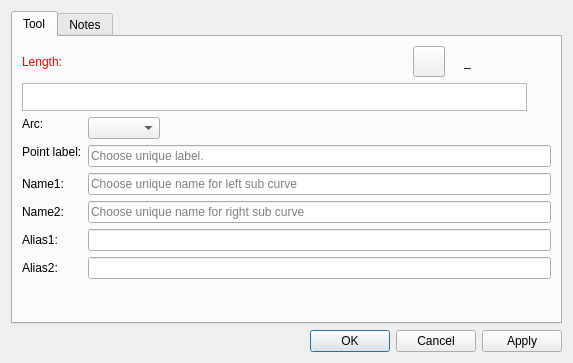
The window that src/libs/vtools/dialogs/tools/dialogcutarc.ui (equinox-patterns/Ostara) describes before a commit, drawn with Qt 5.
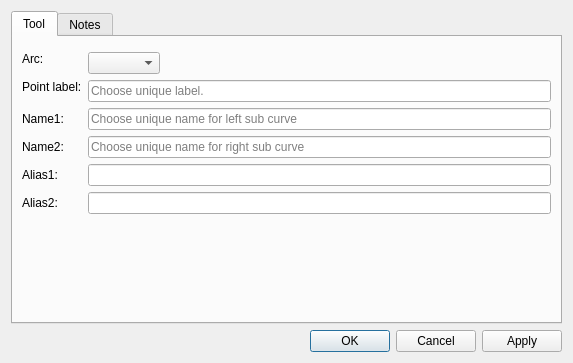
The same window after the commit. Icons and pictures are not drawn. Custom widgets are drawn as their Qt base class.

Commit message: Étape 0b — FormulaInputWidget : factorisation des champs formule dans 20 dialogues

Patch:
```diff
--- a/src/libs/vtools/dialogs/tools/dialogcutarc.ui
+++ b/src/libs/vtools/dialogs/tools/dialogcutarc.ui
@@ -29,186 +29,7 @@
       </attribute>
       <layout class="QVBoxLayout" name="verticalLayout">
        <item>
-        <layout class="QHBoxLayout" name="horizontalLayout">
-         <item alignment="Qt::AlignmentFlag::AlignLeft">
-          <widget class="QLabel" name="labelEditFormula">
-           <property name="sizePolicy">
-            <sizepolicy hsizetype="Fixed" vsizetype="Preferred">
-             <horstretch>0</horstretch>
-             <verstretch>0</verstretch>
-            </sizepolicy>
-           </property>
-           <property name="palette">
-            <palette>
-             <active>
-              <colorrole role="WindowText">
-               <brush brushstyle="SolidPattern">
-                <color alpha="255">
-                 <red>255</red>
-                 <green>0</green>
-                 <blue>0</blue>
-                </color>
-               </brush>
-              </colorrole>
-             </active>
-             <inactive>
-              <colorrole role="WindowText">
-               <brush brushstyle="SolidPattern">
-                <color alpha="255">
-                 <red>255</red>
-                 <green>0</green>
-                 <blue>0</blue>
-                </color>
-               </brush>
-              </colorrole>
-             </inactive>
-             <disabled>
-              <colorrole role="WindowText">
-               <brush brushstyle="SolidPattern">
-                <color alpha="255">
-                 <red>159</red>
-                 <green>158</green>
-                 <blue>158</blue>
-                </color>
-               </brush>
-              </colorrole>
-             </disabled>
-            </palette>
-           </property>
-           <property name="text">
-            <string>Length:</string>
-           </property>
-          </widget>
-         </item>
-         <item>
-          <spacer name="horizontalSpacer">
-           <property name="orientation">
-            <enum>Qt::Orientation::Horizontal</enum>
-           </property>
-           <property name="sizeHint" stdset="0">
-            <size>
-             <width>40</width>
-             <height>20</height>
-            </size>
-           </property>
-          </spacer>
-         </item>
-         <item alignment="Qt::AlignmentFlag::AlignRight">
-          <widget class="QToolButton" name="toolButtonExprLength">
-           <property name="toolTip">
-            <string>Formula wizard</string>
-           </property>
-           <property name="text">
-            <string notr="true"/>
-           </property>
-           <property name="icon">
-            <iconset resource="../../../vmisc/share/resources/icon.qrc">
-             <normaloff>:/icon/light/24x24/fx.png</normaloff>:/icon/light/24x24/fx.png</iconset>
-           </property>
-           <property name="iconSize">
-            <size>
-             <width>24</width>
-             <height>24</height>
-            </size>
-           </property>
-          </widget>
-         </item>
-         <item alignment="Qt::AlignmentFlag::AlignRight">
-          <widget class="QLabel" name="label_4">
-           <property name="text">
-            <string/>
-           </property>
-           <property name="pixmap">
-            <pixmap resource="../../../vmisc/share/resources/icon.qrc">:/icon/light/24x24/equal.png</pixmap>
-           </property>
-          </widget>
-         </item>
-         <item alignment="Qt::AlignmentFlag::AlignRight">
-          <widget class="QLabel" name="labelResultCalculation">
-           <property name="sizePolicy">
-            <sizepolicy hsizetype="Fixed" vsizetype="Preferred">
-             <horstretch>0</horstretch>
-             <verstretch>0</verstretch>
-            </sizepolicy>
-           </property>
-           <property name="minimumSize">
-            <size>
-             <width>87</width>
-             <height>0</height>
-            </size>
-           </property>
-           <property name="toolTip">
-            <string>Value</string>
-           </property>
-           <property name="whatsThis">
-            <string notr="true"/>
-           </property>
-           <property name="text">
-            <string notr="true">_</string>
-           </property>
-          </widget>
-         </item>
-        </layout>
-       </item>
-       <item>
-        <layout class="QHBoxLayout" name="horizontalLayout_formula">
-         <item>
-          <widget class="VPlainTextEdit" name="plainTextEditFormula">
-           <property name="sizePolicy">
-            <sizepolicy hsizetype="Expanding" vsizetype="Preferred">
-             <horstretch>0</horstretch>
-             <verstretch>0</verstretch>
-            </sizepolicy>
-           </property>
-           <property name="maximumSize">
-            <size>
-             <width>16777215</width>
-             <height>28</height>
-            </size>
-           </property>
-           <property name="toolTip">
-            <string>Calculation</string>
-           </property>
-           <property name="tabChangesFocus">
-            <bool>true</bool>
-           </property>
-          </widget>
-         </item>
-         <item>
-          <widget class="QPushButton" name="pushButtonGrowLength">
-           <property name="maximumSize">
-            <size>
-             <width>18</width>
-             <height>18</height>
-            </size>
-           </property>
-           <property name="sizeIncrement">
-            <size>
-             <width>0</width>
-             <height>0</height>
-            </size>
-           </property>
-           <property name="toolTip">
-            <string>&lt;html&gt;&lt;head/&gt;&lt;body&gt;&lt;p&gt;Show full calculation in message box&lt;/p&gt;&lt;/body&gt;&lt;/html&gt;</string>
-           </property>
-           <property name="text">
-            <string notr="true"/>
-           </property>
-           <property name="icon">
-            <iconset theme="go-down"/>
-           </property>
-           <property name="iconSize">
-            <size>
-             <width>16</width>
-             <height>16</height>
-            </size>
-           </property>
-           <property name="flat">
-            <bool>true</bool>
-           </property>
-          </widget>
-         </item>
-        </layout>
+        <widget class="QWidget" name="formulaPlaceholder" native="true"/>
        </item>
        <item>
         <layout class="QFormLayout" name="formLayout">
@@ -352,11 +173,6 @@
   </layout>
  </widget>
  <customwidgets>
-  <customwidget>
-   <class>VPlainTextEdit</class>
-   <extends>QPlainTextEdit</extends>
-   <header>../vwidgets/vplaintextedit.h</header>
-  </customwidget>
  </customwidgets>
  <tabstops>
   <tabstop>plainTextEditFormula</tabstop>
```
Left out of the diff: 2 changed lines with no effect on the pictures. The commit also changes 59 other files.
